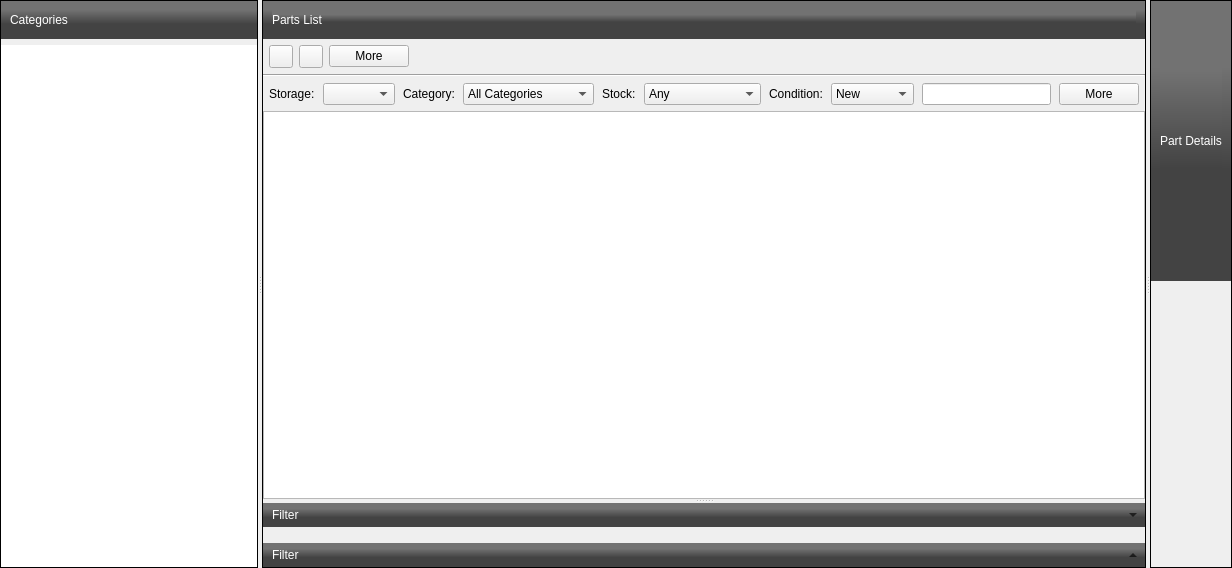
Before: the Qt Designer form src/partmanagerform.ui in jassuncao/myparts, drawn with Qt 5.
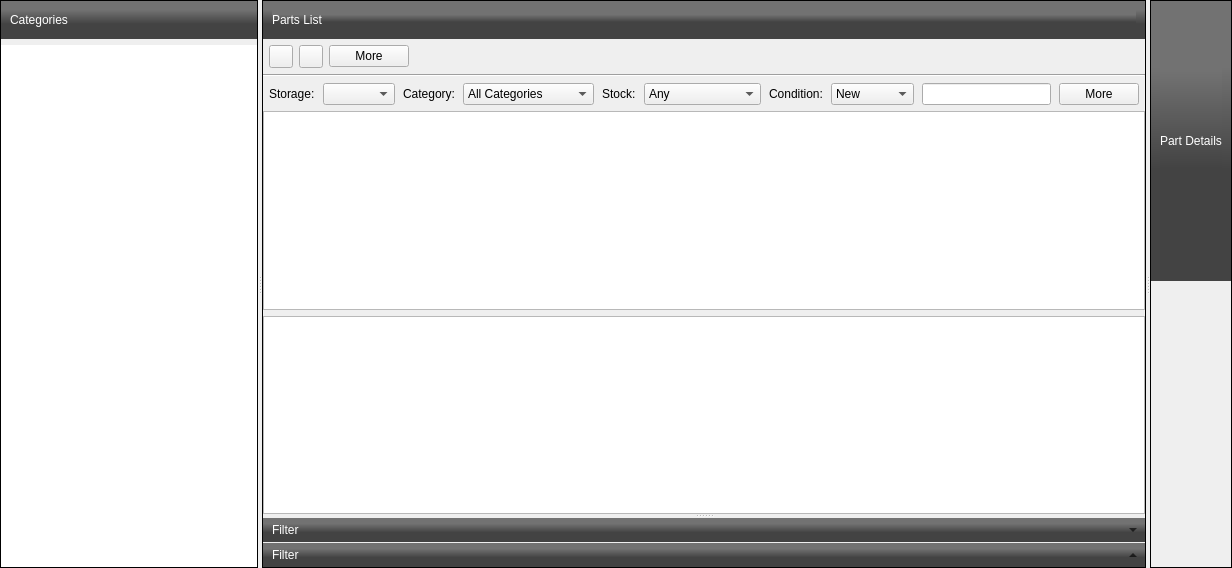
After: the same form once the commit is applied. Icons and pictures are not drawn. Custom widgets are drawn as their Qt base class.

```diff
--- a/src/partmanagerform.ui
+++ b/src/partmanagerform.ui
@@ -405,6 +405,9 @@
              </property>
             </widget>
            </item>
+           <item>
+            <widget class="QTableView" name="tableView"/>
+           </item>
           </layout>
          </widget>
          <widget class="QWidget" name="widget_4" native="true">
```
